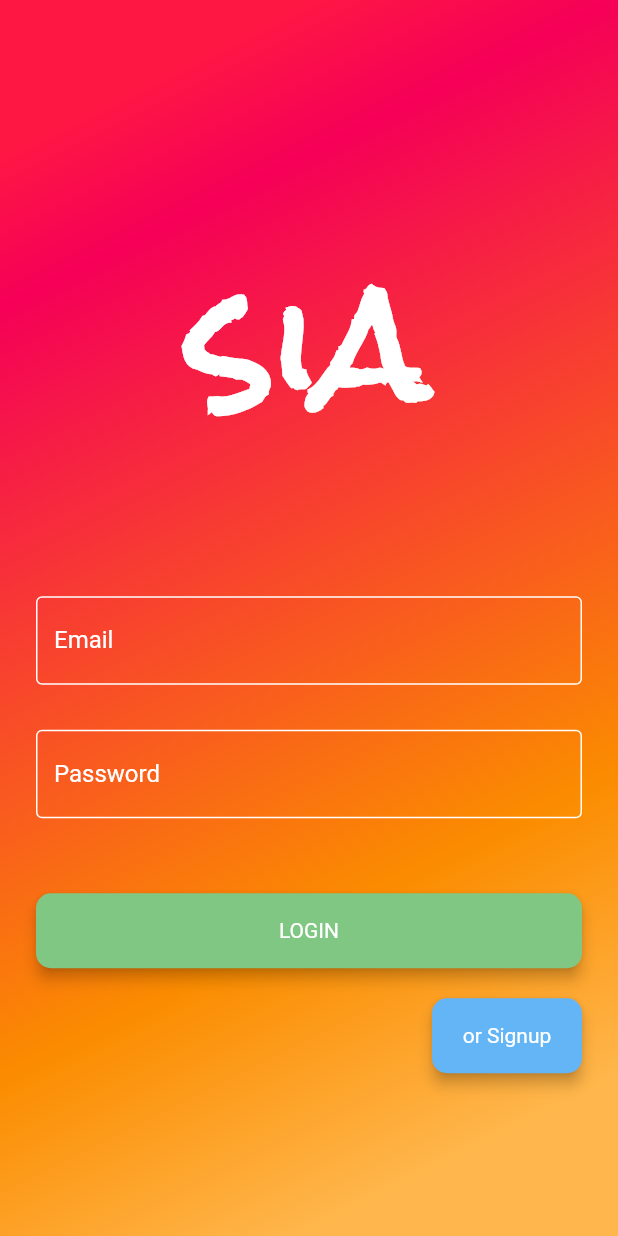
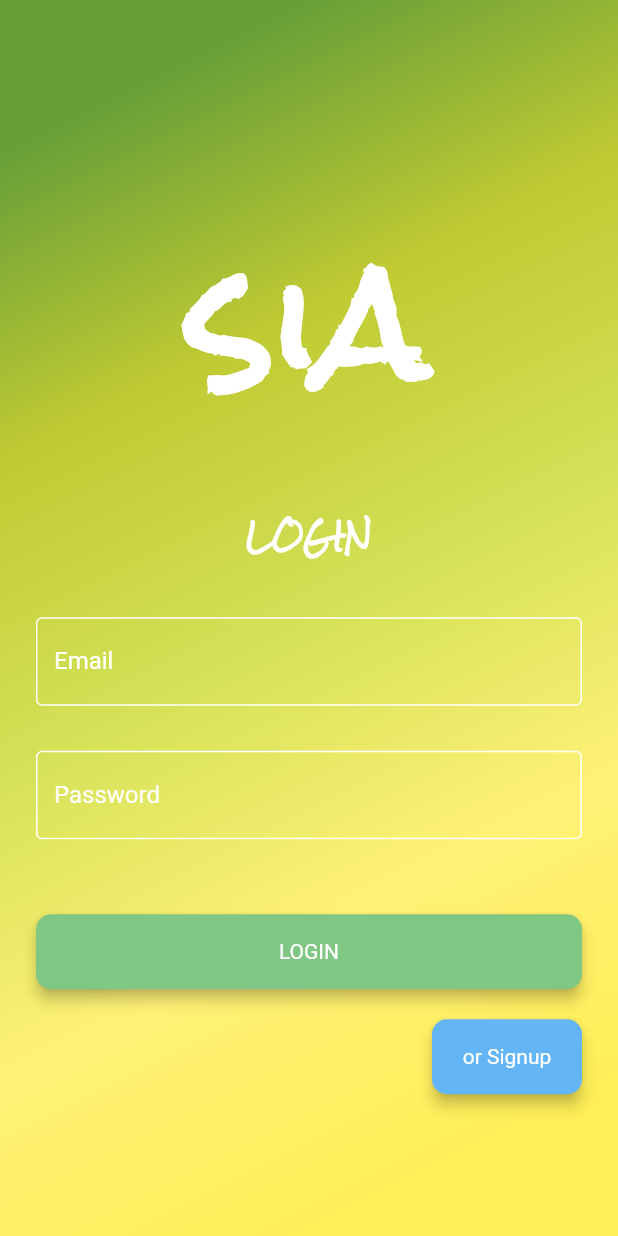
Before and after one commit to FrancescaSperati/store-it-app, a Flutter app: the screen it shows after launch, on a phone screen of 412 x 824 dp. Run offline on Flutter 3.47's test engine with Material 2 defaults, Android fonts, the phone set to English and light mode, and no system bars; our stand-ins replace flutter_spinkit, image_picker.

Commit message:
last retouching to the screens

```diff
--- a/lib/login/login_screen.dart
+++ b/lib/login/login_screen.dart
@@ -41,17 +41,16 @@ class _UserLoginWidgetState extends State<UserLogin> {
         headers: headers, body: jsonEncode(body));
     if (response.statusCode == 200) {
       var responseJSON;
-      if (response.body == "") {
+      if (response.body == "0") {
         responseJSON = "";
       } else {
         responseJSON = json.decode(response.body);
+        userName = responseJSON["user"]["displayName"];
+        userId = responseJSON["user"]["uid"].toString();
       } //jsonList = json.decode(response.body);
-      userName = responseJSON["user"]["displayName"] == null
-          ? "Anonymous"
-          : responseJSON["user"]["displayName"];
-      userId = responseJSON["user"]["uid"].toString();
-      print(userName);
+
       if (responseJSON != "") {
+        //user validated
         return true;
       } else {
         return false;
@@ -100,13 +99,15 @@ class _UserLoginWidgetState extends State<UserLogin> {
             begin: Alignment.topLeft,
             end: Alignment.bottomRight,
             // Add one stop for each color. Stops should increase from 0 to 1
-            stops: [0.1, 0.2, 0.7, 0.9],
+            stops: [0.1, 0.3, 0.5, 0.7, 0.9],
             colors: [
               // Colors are easy thanks to Flutter's Colors class.
-              Colors.redAccent[400],
-              Colors.pinkAccent[400],
-              Colors.orange[600],
-              Colors.orange[300],
+
+              Colors.lightGreen[700],
+              Colors.lime[600],
+              Colors.lime[400],
+              Colors.yellow[300],
+              Colors.yellow[400],
             ],
           ),
         ),
@@ -123,8 +124,16 @@ class _UserLoginWidgetState extends State<UserLogin> {
                   fontWeight: FontWeight.bold,
                   fontFamily: "Rock_Salt",
                 ),
-              ),
-              SizedBox(height: 50),
+              ),Text(
+                      "LOGIN",
+                      style: TextStyle(
+                        fontSize: 20.0,
+                        color: Colors.white,
+                        fontWeight: FontWeight.bold,
+                        fontFamily: "Rock_Salt",
+                      ),
+                    ),
+                    SizedBox(height: 30),
               Form(
                 key: _login_key,
                 child: Column(
@@ -152,9 +161,8 @@ class _UserLoginWidgetState extends State<UserLogin> {
                                 BorderSide(color: Colors.white, width: 2),
                           ),
                           errorStyle: TextStyle(
-
                             color: Colors.redAccent[100],
-                            ),
+                          ),
                           enabledBorder: OutlineInputBorder(
                             borderSide: BorderSide(color: Colors.white),
                           ),
@@ -189,7 +197,7 @@ class _UserLoginWidgetState extends State<UserLogin> {
                           hintText: "Password",
                           errorStyle: TextStyle(
                             color: Colors.redAccent[100],
-                            ),
+                          ),
                           focusedBorder: OutlineInputBorder(
                             borderSide:
                                 BorderSide(color: Colors.white, width: 2),
--- a/lib/receipt_detail/receipt_detail.dart
+++ b/lib/receipt_detail/receipt_detail.dart
@@ -51,7 +51,7 @@ class ReceiptDetailPage extends StatelessWidget {
     return MaterialApp(
       home: Scaffold(
         appBar: AppBar(
-          backgroundColor: Colors.redAccent[400],
+          backgroundColor: Colors.lightGreen[700],
           leading: IconButton(
             icon: const Icon(Icons.keyboard_arrow_left),
             tooltip: 'Back',
@@ -148,7 +148,7 @@ class ReceiptDetailPage extends StatelessWidget {
                       Navigator.pop(context);
                     },
                     textColor: Colors.white,
-                    color: Colors.blue[400],
+                    color: Colors.red[400],
                     height: 50,
                     child: Text("Delete"),
                   ),
```
Also changed, not shown: lib/home/home.dart (+26 -37 lines), lib/profile/profile.dart (+7 -4 lines), lib/signup/signup_screen.dart (+39 -29 lines), lib/util/list.dart (+8 -6 lines).
